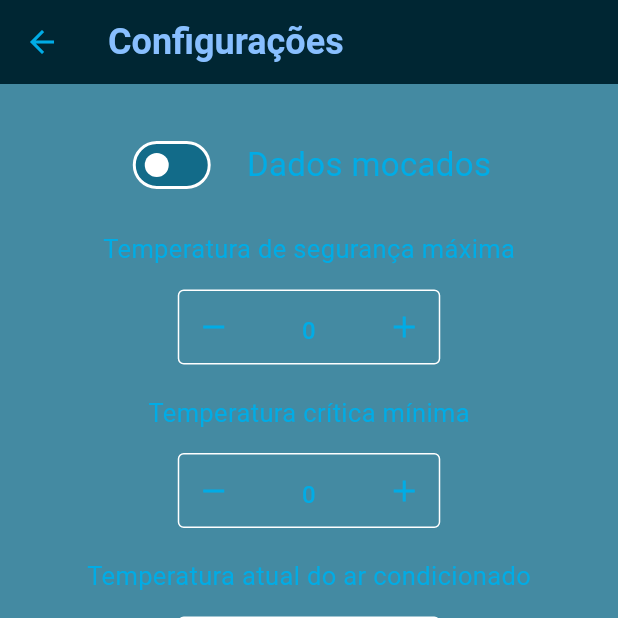
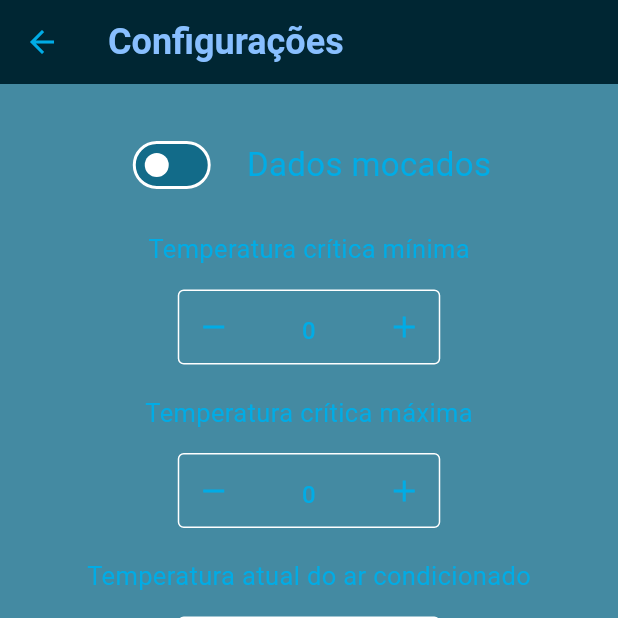
Before and after one commit to GabrielLins64/trabalho-iot-coldserver, a Flutter app: the ConfigurationScreen screen opened directly, on a phone screen of 412 x 824 dp, the top half of it. Run offline on Flutter 3.47's test engine with Material 3 defaults, Android fonts, the phone set to English and light mode, and no system bars; drawn by our look-alikes of flutter_spinbox; our stand-ins replace flutter_dotenv, shared_preferences, supabase_flutter, syncfusion_flutter_charts; accounts and stored records are empty.

Commit message:
fix temperature configs labels

```diff
--- a/lib/screens/configurations_screen.dart
+++ b/lib/screens/configurations_screen.dart
@@ -57,13 +57,13 @@ class _ConfigurationScreenState extends State<ConfigurationScreen> {
               ),
               const SizedBox(height: 20),
               _buildNumericalInput(
-                label: 'Temperatura de segurança máxima',
+                label: 'Temperatura crítica mínima',
                 defaultValue: maxSafeTemp,
                 dbFieldName: 'temperature_lower',
               ),
               const SizedBox(height: 20),
               _buildNumericalInput(
-                label: 'Temperatura crítica mínima',
+                label: 'Temperatura crítica máxima',
                 defaultValue: minCriticalTemp,
                 dbFieldName: 'temperature_upper',
               ),
```
